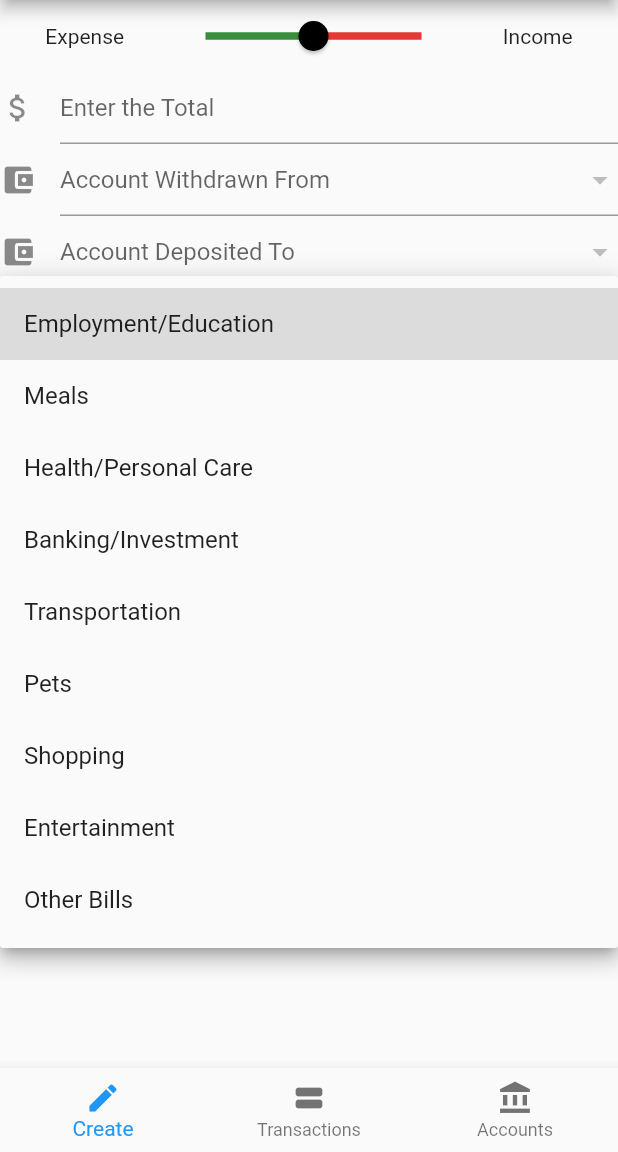
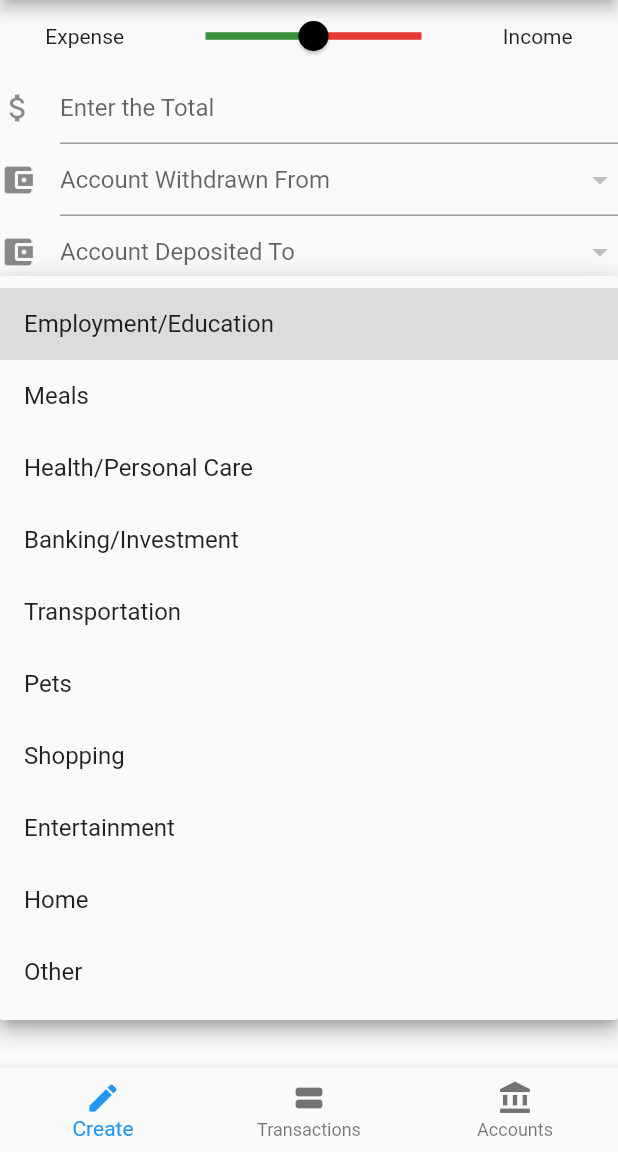
Before and after one commit to brendanarciszewski/finper, a Flutter app: the screen it shows after launch, after a tap on "Choose a Category", on a phone screen of 412 x 824 dp, the part 84-1236 px from its top. Run offline on Flutter 3.47's test engine with Material 2 defaults, Android fonts, the phone set to English and light mode, and no system bars; our stand-ins replace sqflite; accounts and stored records are empty.

Commit message:
better default categories

```diff
--- a/lib/data/data.dart
+++ b/lib/data/data.dart
@@ -85,7 +85,7 @@ class Category with HasTable, Named {
       'Regular Income',
       'Occasional Income',
       'Grant/Bursary',
-      'Social Services/Tax Payment/Refund',
+      'Tax Payment/Refund',
       'Tuition/Books',
       'Expense',
       'Other'
@@ -103,8 +103,11 @@ class Category with HasTable, Named {
     new Category('Banking/Investment',
         ['Fees', 'Loans', 'Portfolio/Passive Income', 'Other']),
     new Category('Transportation', [
-      'Transit Cost (Gas/Tolls/Public Transit)',
+      'Public Transit',
+      'Gas',
+      'Tolls',
       'Parking',
+      'Insurance',
       'Maintenance',
       'Other'
     ]),
@@ -125,11 +128,14 @@ class Category with HasTable, Named {
       'Subscriptions',
       'Other'
     ]),
-    new Category('Other Bills', [
+    new Category('Home', [
       'Phone/Internet',
       'Insurance',
       'Electricity/Gas/Water',
       'Rent/Mortgage/Property Tax',
+      'Other'
+    ]),
+    new Category('Other', [
       'Legal',
       'Charity',
       'Credit',
```
